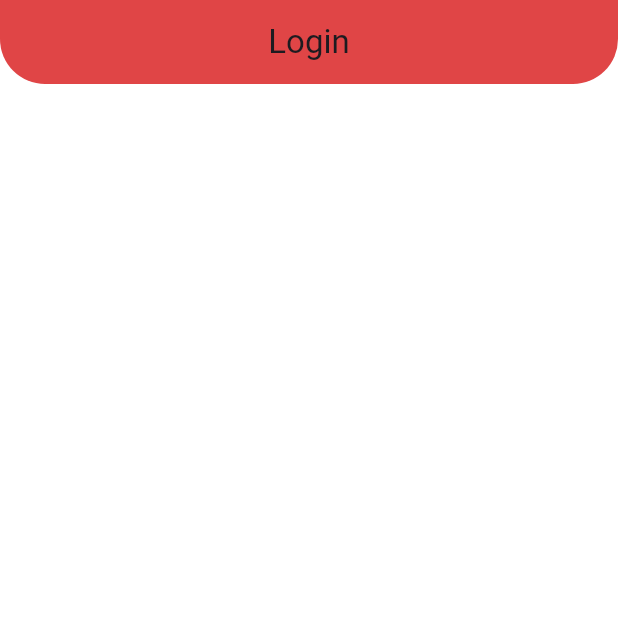
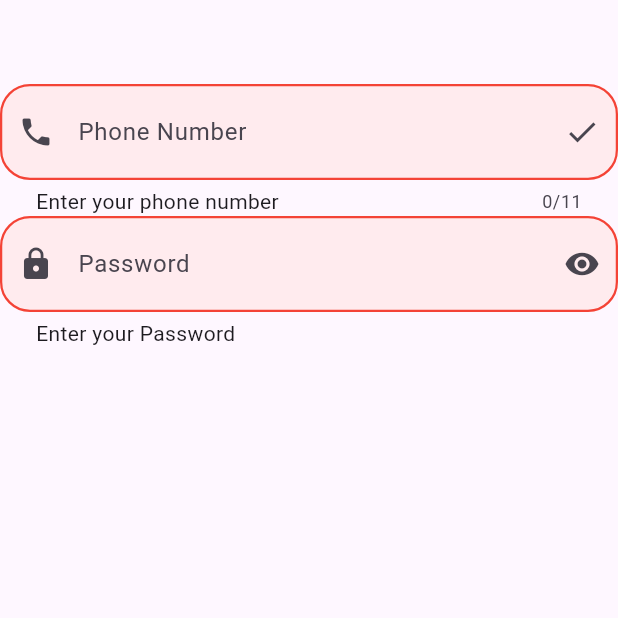
Before and after one commit to Fahim-Mahtab/for-Practicing-, a Flutter app: the screen it shows after launch, on a phone screen of 412 x 824 dp, the top half of it. Run offline on Flutter 3.47's test engine with Material 3 defaults, Android fonts, the phone set to English and light mode, and no system bars.

Commit message:
updated login ui

```diff
--- a/lib/home_Screen.dart
+++ b/lib/home_Screen.dart
@@ -75,18 +75,27 @@ class _HomeActivityState extends State<HomeActivity> {
       ),
       body: SingleChildScrollView(
         scrollDirection: Axis.vertical,
+
         child: SizedBox(
           child: Column(
             children: [
-              Text("heelo"),
-              SizedBox(
-                height: 100,
-                width: 100,
-                child: ElevatedButton(
+              GestureDetector( ///text clickable
+                onTap: () {
+                  _showmessage(context, "Image was clicked!");
+                },
+                child: Image.asset("assets/image/github.jpg"),
+              ),
+              InkWell(
+                onTap: () {
+                  _showmessage(context, "Text was clicked!");
+                },
+                child: Text("hello"),
+              ),
+              Text("hello"),
+              ElevatedButton(
                 style: ElevatedButton.styleFrom(
                   backgroundColor: Colors.red,
                   foregroundColor: Colors.white,
-
                   shape: RoundedRectangleBorder(
                     borderRadius: BorderRadius.circular(10),
                   ),
@@ -95,11 +104,13 @@ class _HomeActivityState extends State<HomeActivity> {
                   _showmessage(context, "Button was clicked!");
                 },
                 child: Text("clickme"),
+
+              ),
+            ],
+
           ),
         ),
-            ],
-          ),
-        ),
+
       ),
 
       bottomNavigationBar: BottomNavigationBar(
@@ -135,6 +146,14 @@ class _HomeActivityState extends State<HomeActivity> {
           ),
         ],
       ),
+      floatingActionButton: FloatingActionButton(
+        backgroundColor: Colors.red,
+        foregroundColor: Colors.white,
+        onPressed: () {
+          _showmessage(context, "Floating action button was clicked!");
+        },
+        child: Icon(Icons.add), //icon or text
+      ),
     );
   }
 }
--- /dev/null
+++ b/lib/input_flutter.dart
@@ -0,0 +1,88 @@
+import 'package:flutter/cupertino.dart';
+import 'package:flutter/material.dart';
+
+class FlutterInput extends StatelessWidget {
+  const FlutterInput({super.key});
+
+  @override
+  Widget build(BuildContext context) {
+    TextEditingController phoneController = TextEditingController();
+    TextEditingController passwordController = TextEditingController();
+    return Scaffold(
+      appBar: AppBar(),
+      body: Column(
+        children: [
+          TextField(
+            keyboardType: TextInputType.number,
+            maxLength: 11,
+            controller: phoneController,
+            cursorColor: Colors.deepOrange,
+
+            decoration: InputDecoration(
+              helper: Text("Enter your phone number"),
+              hintText: " Number",
+              labelText: "Phone Number",
+              prefixIcon: Icon(Icons.phone),
+              suffixIcon: Icon(Icons.check),
+              border: OutlineInputBorder(
+                borderRadius: BorderRadius.circular(20),
+                borderSide: BorderSide(color: Colors.red, width: 2),
+              ),
+
+              ///focus border
+              focusedBorder: OutlineInputBorder(
+                borderRadius: BorderRadius.circular(20),
+                borderSide: BorderSide(color: Colors.red, width: 2),
+              ),
+              enabledBorder: OutlineInputBorder(
+                borderRadius: BorderRadius.circular(20),
+                borderSide: BorderSide(color: Colors.red, width: 1.5),
+              ),
+              filled: true,
+              contentPadding: EdgeInsets.all(20),
+
+              fillColor: Colors.red.shade50,
+            ),
+          ),
+          TextField(
+          controller: passwordController,
+            obscureText: true,
+            cursorColor: Colors.deepOrange,
+
+            /*          keyboardType: TextInputType.number,
+                    maxLength: 11,*/
+            decoration: InputDecoration(
+              helper: Text("Enter your Password "),
+              hintText: " Password",
+              labelText: "Password",
+              helperStyle: TextStyle(color: Colors.blue),
+              prefixIcon: Icon(Icons.lock),
+              suffixIcon: Icon(Icons.remove_red_eye),
+              border: OutlineInputBorder(
+                borderRadius: BorderRadius.circular(20),
+                borderSide: BorderSide(color: Colors.red, width: 2),
+              ),
+
+              ///focus border
+              focusedBorder: OutlineInputBorder(
+                borderRadius: BorderRadius.circular(20),
+                borderSide: BorderSide(color: Colors.red, width: 2),
+              ),
+              enabledBorder: OutlineInputBorder(
+                borderRadius: BorderRadius.circular(20),
+                borderSide: BorderSide(color: Colors.red, width: 1.5),
+              ),
+              filled: true,
+              contentPadding: EdgeInsets.all(20),
+
+              fillColor: Colors.red.shade50,
+            ),
+          ),
+          SizedBox(height: 50,
+          )
+
+        ],
+      ),
+    );
+  }
+}
--- a/lib/loginPage.dart
+++ b/lib/loginPage.dart
@@ -23,6 +23,7 @@ class _LoginState extends State<Login> {
 
       )
 
+
     );
 
   }
--- a/lib/main.dart
+++ b/lib/main.dart
@@ -1,5 +1,6 @@
 import 'package:flutter/material.dart';
 import 'home_Screen.dart';
+import 'input_flutter.dart';
 import 'loginPage.dart';
 
 void main() {
@@ -14,7 +15,7 @@ class MyApp extends StatelessWidget {
       title: "My First App",
       color: Colors.black,
       debugShowCheckedModeBanner: false,
-      home: Login(),
+      home: FlutterInput(),
     );
   }
 }
```
Lines whose indentation alone changed are shown as unchanged.
